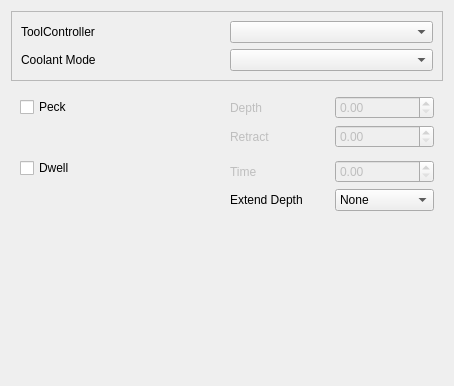
Qt form src/Mod/Path/Gui/Resources/panels/PageOpDrillingEdit.ui (southseact-3d/fcd) before a commit.
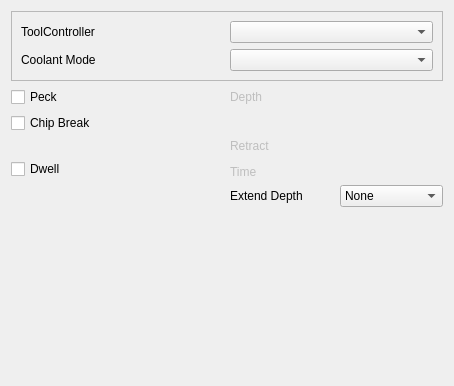
The same form after that commit. Custom widgets are drawn as their Qt base class.

Commit message: GUI panel for chipbreaking

```diff
--- a/src/Mod/Path/Gui/Resources/panels/PageOpDrillingEdit.ui
+++ b/src/Mod/Path/Gui/Resources/panels/PageOpDrillingEdit.ui
@@ -61,7 +61,6 @@
     </widget>
    </item>
    <item row="1" column="0">
-    <widget class="QWidget" name="widget">
      <layout class="QGridLayout" name="gridLayout">
       <item row="1" column="1" colspan="2">
        <widget class="QCheckBox" name="peckEnabled">
@@ -70,48 +69,7 @@
         </property>
        </widget>
       </item>
-      <item row="1" column="4">
-       <widget class="QLabel" name="peckDepthLabel">
-        <property name="enabled">
-         <bool>false</bool>
-        </property>
-        <property name="text">
-         <string>Depth</string>
-        </property>
-       </widget>
-      </item>
-      <item row="1" column="6">
-       <widget class="Gui::QuantitySpinBox" name="peckDepth">
-        <property name="enabled">
-         <bool>false</bool>
-        </property>
-       </widget>
-      </item>
-      <item row="3" column="4">
-       <widget class="QLabel" name="retractLabel">
-        <property name="enabled">
-         <bool>false</bool>
-        </property>
-        <property name="text">
-         <string>Retract</string>
-        </property>
-       </widget>
-      </item>
-      <item row="3" column="6">
-       <widget class="Gui::QuantitySpinBox" name="peckRetractHeight">
-        <property name="enabled">
-         <bool>false</bool>
-        </property>
-       </widget>
-      </item>
-      <item row="5" column="1" rowspan="2" colspan="2">
-       <widget class="QCheckBox" name="dwellEnabled">
-        <property name="text">
-         <string>Dwell</string>
-        </property>
-       </widget>
-      </item>
-      <item row="6" column="4">
+     <item row="7" column="4">
        <widget class="QLabel" name="dwellTimelabel">
         <property name="enabled">
          <bool>false</bool>
@@ -121,21 +79,21 @@
         </property>
        </widget>
       </item>
-      <item row="6" column="6">
-       <widget class="Gui::QuantitySpinBox" name="dwellTime">
-        <property name="enabled">
-         <bool>false</bool>
-        </property>
-       </widget>
-      </item>
-      <item row="7" column="4">
+     <item row="8" column="4">
        <widget class="QLabel" name="Offsetlabel">
         <property name="text">
          <string>Extend Depth</string>
         </property>
        </widget>
       </item>
-     <item row="7" column="6">
+     <item row="1" column="6">
+      <widget class="Gui::QuantitySpinBox" name="peckDepth">
+       <property name="enabled">
+        <bool>false</bool>
+       </property>
+      </widget>
+     </item>
+     <item row="8" column="6">
        <widget class="QComboBox" name="ExtraOffset">
         <item>
          <property name="text">
@@ -154,8 +112,55 @@
         </item>
        </widget>
       </item>
-      </layout>
-    </widget>
+     <item row="7" column="6">
+      <widget class="Gui::QuantitySpinBox" name="dwellTime">
+       <property name="enabled">
+        <bool>false</bool>
+       </property>
+      </widget>
+     </item>
+     <item row="6" column="1" rowspan="2" colspan="2">
+      <widget class="QCheckBox" name="dwellEnabled">
+       <property name="text">
+        <string>Dwell</string>
+       </property>
+      </widget>
+     </item>
+     <item row="1" column="4">
+      <widget class="QLabel" name="peckDepthLabel">
+       <property name="enabled">
+        <bool>false</bool>
+       </property>
+       <property name="text">
+        <string>Depth</string>
+       </property>
+      </widget>
+     </item>
+     <item row="4" column="4">
+      <widget class="QLabel" name="retractLabel">
+       <property name="enabled">
+        <bool>false</bool>
+       </property>
+       <property name="text">
+        <string>Retract</string>
+       </property>
+      </widget>
+     </item>
+     <item row="4" column="6">
+      <widget class="Gui::QuantitySpinBox" name="peckRetractHeight">
+       <property name="enabled">
+        <bool>false</bool>
+       </property>
+      </widget>
+     </item>
+     <item row="2" column="1">
+      <widget class="QCheckBox" name="chipBreakEnabled">
+       <property name="text">
+        <string>Chip Break</string>
+       </property>
+      </widget>
+     </item>
+    </layout>
    </item>
    <item row="2" column="0">
     <spacer name="verticalSpacer">
@@ -175,7 +180,7 @@
  <customwidgets>
   <customwidget>
    <class>Gui::QuantitySpinBox</class>
-   <extends>QDoubleSpinBox</extends>
+   <extends>QWidget</extends>
    <header>Gui/QuantitySpinBox.h</header>
   </customwidget>
  </customwidgets>
```
Lines whose indentation alone changed are shown as unchanged. The commit also changes 2 other files.
